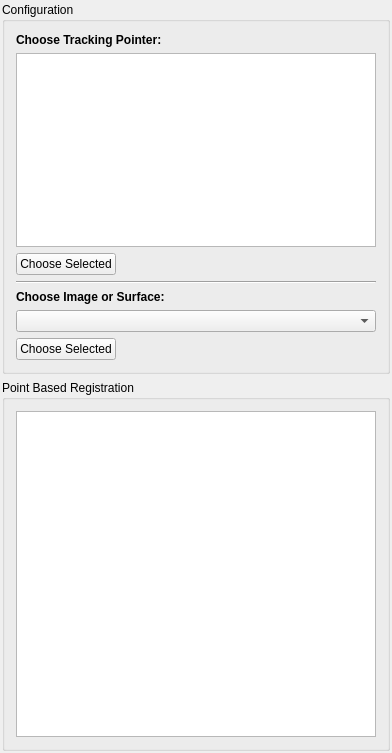
First picture: the form in Plugins/org.mitk.gui.qt.igttracking/src/internal/IGTFiducialRegistrationControls.ui, repository MITK/MITK, before the edit.
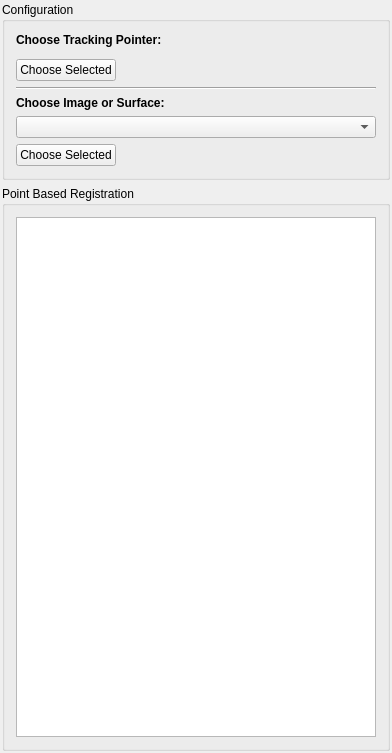
Second picture: the form after the edit. Custom widgets are drawn as their Qt base class.

Commit message: IGT View Fiducial Registration -> corrected button not visible correctly.

What changed in the file:
```diff
--- a/Plugins/org.mitk.gui.qt.igttracking/src/internal/IGTFiducialRegistrationControls.ui
+++ b/Plugins/org.mitk.gui.qt.igttracking/src/internal/IGTFiducialRegistrationControls.ui
@@ -46,7 +46,7 @@
        </widget>
       </item>
       <item>
-       <widget class="QmitkNavigationDataSourceSelectionWidget" name="m_TrackingDeviceSelectionWidget"/>
+       <widget class="QmitkNavigationDataSourceSelectionWidget" name="m_TrackingDeviceSelectionWidget" native="true"/>
       </item>
       <item>
        <layout class="QHBoxLayout" name="horizontalLayout">
@@ -137,7 +137,14 @@
      </property>
      <layout class="QVBoxLayout" name="verticalLayout_5">
       <item>
-       <widget class="QmitkFiducialRegistrationWidget" name="m_FiducialRegistrationWidget"/>
+       <widget class="QmitkFiducialRegistrationWidget" name="m_FiducialRegistrationWidget">
+        <property name="maximumSize">
+         <size>
+          <width>16777215</width>
+          <height>900</height>
+         </size>
+        </property>
+       </widget>
       </item>
      </layout>
     </widget>
@@ -148,7 +155,7 @@
  <customwidgets>
   <customwidget>
    <class>QmitkNavigationDataSourceSelectionWidget</class>
-   <extends>QTextBrowser</extends>
+   <extends>QWidget</extends>
    <header>QmitkNavigationDataSourceSelectionWidget.h</header>
   </customwidget>
   <customwidget>
```
Left out of the diff: 2 changed lines with no effect on the pictures. The commit also changes 1 other file.
